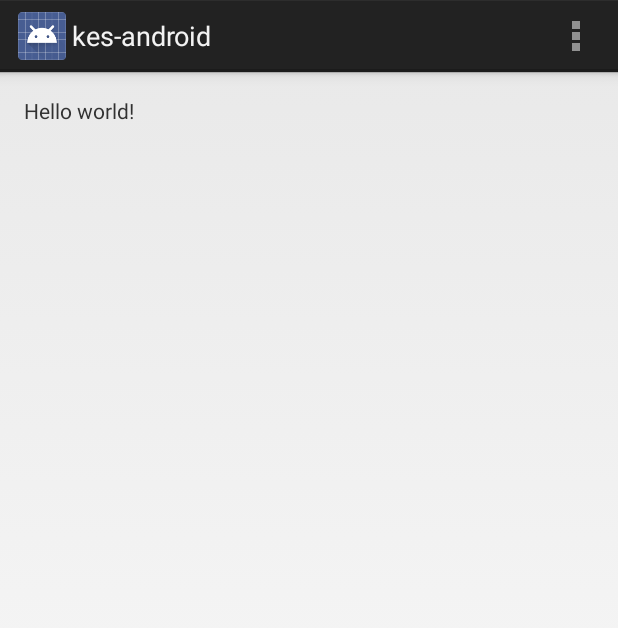
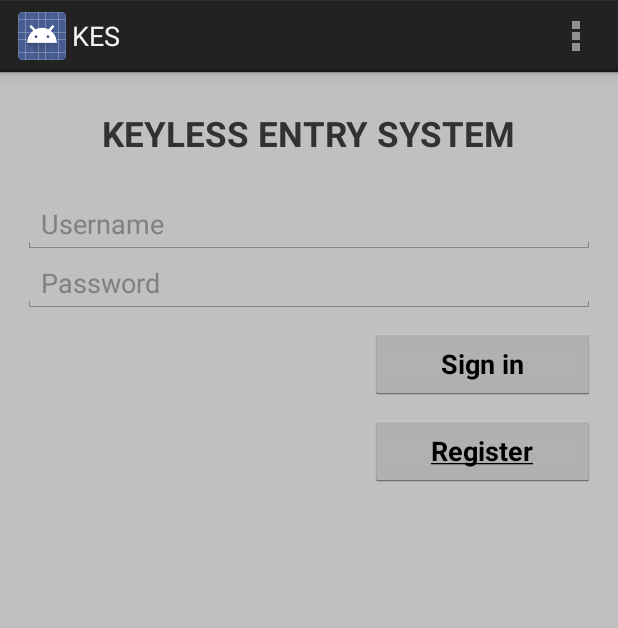
Before and after one commit to muazra/Keyless-Entry-System, an Android app: the screen it shows after launch (MainActivity), on a phone screen of 412 x 824 dp. Shown: the top 628 px of the screen. Run offline under Robolectric (Android 15) with nearby library versions, the light colour scheme and no system bars.

Commit message:
mobile login layout

```diff
--- a/kes-android/app/src/main/res/layout/activity_main.xml
+++ b/kes-android/app/src/main/res/layout/activity_main.xml
@@ -1,16 +1,49 @@
-<RelativeLayout xmlns:android="http://schemas.android.com/apk/res/android"
+<LinearLayout xmlns:android="http://schemas.android.com/apk/res/android"
     xmlns:tools="http://schemas.android.com/tools"
     android:layout_width="match_parent"
     android:layout_height="match_parent"
-    android:paddingLeft="@dimen/activity_horizontal_margin"
-    android:paddingRight="@dimen/activity_horizontal_margin"
-    android:paddingTop="@dimen/activity_vertical_margin"
-    android:paddingBottom="@dimen/activity_vertical_margin"
+    android:orientation="vertical"
+    android:paddingRight="15dp"
+    android:paddingLeft="15dp"
+    android:background="#C0C0C0"
     tools:context=".MainActivity">
 
     <TextView
-        android:text="@string/hello_world"
+        android:text="@string/kes"
+        android:textSize="23sp"
+        android:textAllCaps="true"
+        android:textStyle="bold"
         android:layout_width="wrap_content"
-        android:layout_height="wrap_content" />
+        android:layout_height="wrap_content"
+        android:layout_gravity="center"
+        android:padding="25dp"/>
 
-</RelativeLayout>
+    <EditText
+        android:layout_width="match_parent"
+        android:layout_height="wrap_content"
+        android:hint="@string/username"
+        android:layout_gravity="center"/>
+
+    <EditText
+        android:layout_width="match_parent"
+        android:layout_height="wrap_content"
+        android:hint="@string/password"
+        android:layout_gravity="center"/>
+
+    <Button
+        android:layout_width="150dp"
+        android:layout_height="wrap_content"
+        android:text="@string/sign_in"
+        android:textStyle="bold"
+        android:layout_marginTop="10dp"
+        android:layout_gravity="end"/>
+
+    <Button
+        android:layout_width="150dp"
+        android:layout_height="wrap_content"
+        android:text="@string/register"
+        android:textStyle="bold"
+        android:layout_marginTop="10dp"
+        android:layout_gravity="end"/>
+
+</LinearLayout>
--- a/kes-android/app/src/main/res/values/strings.xml
+++ b/kes-android/app/src/main/res/values/strings.xml
@@ -1,8 +1,12 @@
 <?xml version="1.0" encoding="utf-8"?>
 <resources>
 
-    <string name="app_name">kes-android</string>
-    <string name="hello_world">Hello world!</string>
+    <string name="app_name">KES</string>
+    <string name="kes">Keyless Entry System</string>
+    <string name="register"><u>Register</u></string>
+    <string name="username">Username</string>
+    <string name="password">Password</string>
+    <string name="sign_in">Sign in</string>
     <string name="action_settings">Settings</string>
 
 </resources>
```
Also changed, not shown: kes-android/app/src/main/res/drawable-hdpi/ic_launcher.png, kes-android/app/src/main/res/drawable-mdpi/ic_launcher.png, kes-android/app/src/main/res/drawable-xhdpi/ic_launcher.png, kes-android/app/src/main/res/drawable-xxhdpi/ic_launcher.png.
